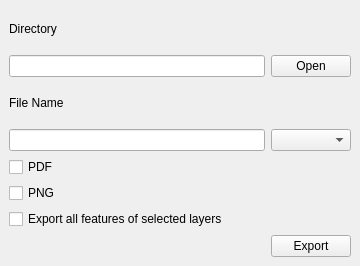
Old version of the form main_dockwidget_base.ui in the repository blasflorian/map_exporter_plugin.
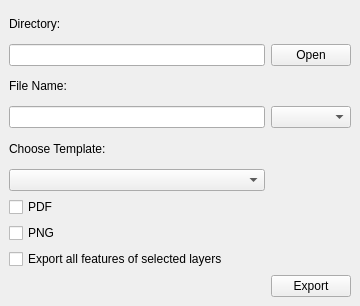
New version of the form.

Commit message: Implement the use of multiple template files

The edit to the form file:
```diff
--- a/main_dockwidget_base.ui
+++ b/main_dockwidget_base.ui
@@ -7,7 +7,7 @@
     <x>0</x>
     <y>0</y>
     <width>360</width>
-    <height>266</height>
+    <height>306</height>
    </rect>
   </property>
   <property name="windowTitle">
@@ -15,61 +15,71 @@
   </property>
   <widget class="QWidget" name="dockWidgetContents">
    <layout class="QGridLayout" name="gridLayout">
-    <item row="1" column="1">
-     <widget class="QLineEdit" name="lineEdit_dir"/>
-    </item>
-    <item row="1" column="2">
-     <widget class="QPushButton" name="pushButton_dir">
-      <property name="text">
-       <string>Open</string>
-      </property>
-     </widget>
-    </item>
     <item row="4" column="1">
      <widget class="QLineEdit" name="lineEdit_filename"/>
     </item>
-    <item row="8" column="1">
-     <widget class="QCheckBox" name="checkBox_all">
-      <property name="text">
-       <string>Export all features of selected layers</string>
-      </property>
-     </widget>
-    </item>
     <item row="2" column="1">
      <widget class="QLabel" name="label_filename">
       <property name="text">
-       <string>File Name</string>
+       <string>File Name:</string>
       </property>
      </widget>
     </item>
-    <item row="6" column="1">
+    <item row="8" column="1">
      <widget class="QCheckBox" name="checkBox_png">
       <property name="text">
        <string>PNG</string>
       </property>
      </widget>
     </item>
-    <item row="4" column="2">
-     <widget class="QComboBox" name="comboBox_fields"/>
+    <item row="10" column="1">
+     <widget class="QCheckBox" name="checkBox_all">
+      <property name="text">
+       <string>Export all features of selected layers</string>
+      </property>
+     </widget>
     </item>
-    <item row="9" column="2">
+    <item row="1" column="2">
+     <widget class="QPushButton" name="pushButton_dir">
+      <property name="text">
+       <string>Open</string>
+      </property>
+     </widget>
+    </item>
+    <item row="1" column="1">
+     <widget class="QLineEdit" name="lineEdit_dir"/>
+    </item>
+    <item row="6" column="1">
+     <widget class="QComboBox" name="comboBox_template"/>
+    </item>
+    <item row="7" column="1">
+     <widget class="QCheckBox" name="checkBox_pdf">
+      <property name="text">
+       <string>PDF</string>
+      </property>
+     </widget>
+    </item>
+    <item row="11" column="2">
      <widget class="QPushButton" name="pushButton_export">
       <property name="text">
        <string>Export</string>
       </property>
      </widget>
     </item>
+    <item row="4" column="2">
+     <widget class="QComboBox" name="comboBox_fields"/>
+    </item>
     <item row="0" column="1">
      <widget class="QLabel" name="label_dir">
       <property name="text">
-       <string>Directory</string>
+       <string>Directory:</string>
       </property>
      </widget>
     </item>
     <item row="5" column="1">
-     <widget class="QCheckBox" name="checkBox_pdf">
+     <widget class="QLabel" name="label_template">
       <property name="text">
-       <string>PDF</string>
+       <string>Choose Template:</string>
       </property>
      </widget>
     </item>
```
The commit also changes 3 other files.
